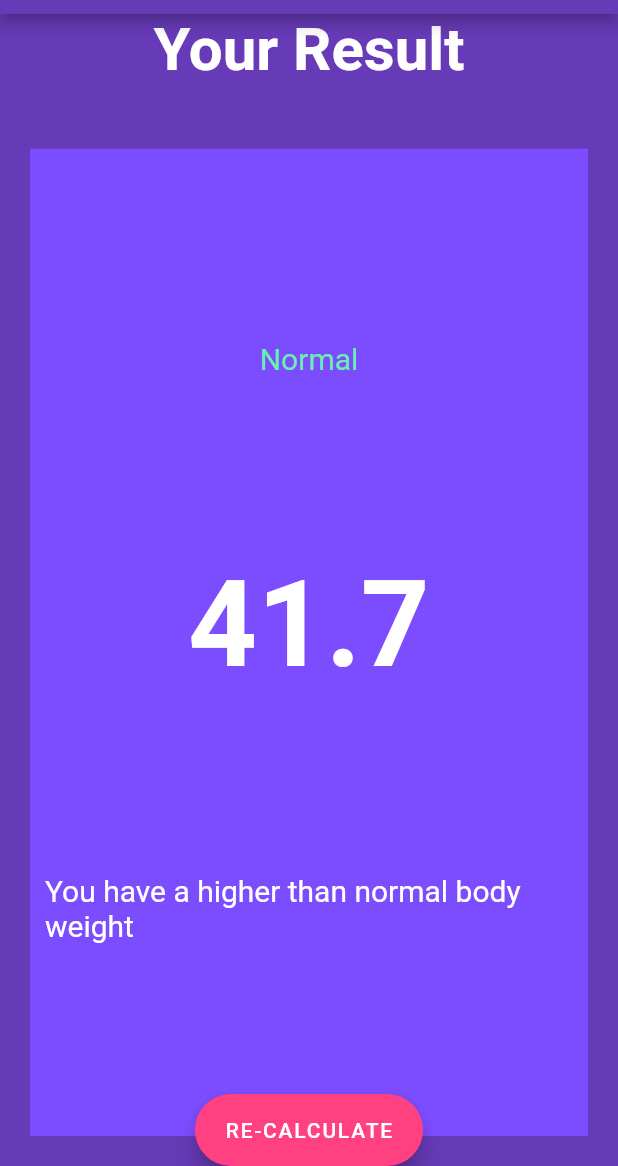
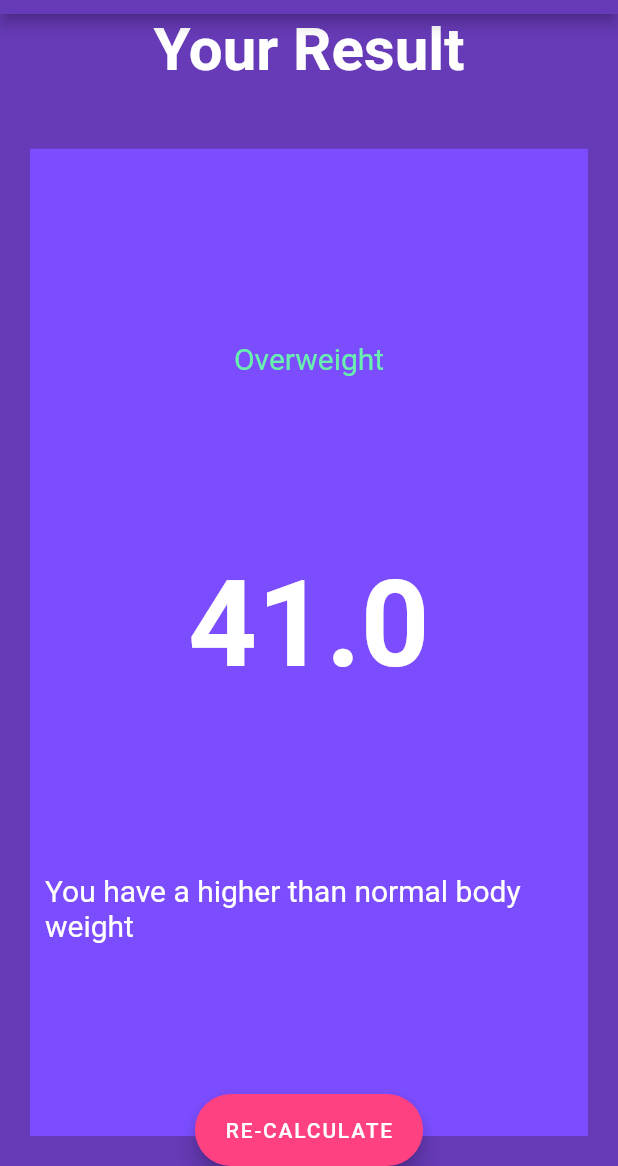
Before and after one commit to ShabanNastya/ST_INTERNSHIP, a Flutter app: the screen it shows after launch, after a tap on "CALCULATE", on a phone screen of 412 x 824 dp, the part 70-1236 px from its top. Run offline on Flutter 3.47's test engine with Material 2 defaults, Android fonts, the phone set to English and light mode, and no system bars; our stand-ins replace audioplayers, font_awesome_flutter.

Commit message:
fix mistakes

```diff
--- a/bmi_calculator/lib/calculateResult.dart
+++ b/bmi_calculator/lib/calculateResult.dart
@@ -4,28 +4,31 @@
   final double height;
   final double weight;
   double result;
-  String status = "Normal";
 
   CalculateResult(
-      {required this.height,
-      required this.weight,
-      required this.result,
-      required this.status});
+      {required this.height, required this.weight, required this.result});
 
   String calculateResult() {
     result = weight / pow(height / 100, 2);
     return result.toStringAsFixed(1);
   }
 
+  String getStatus() {
+    if (result >= 25) {
+      return 'Overweight';
+    } else if (result >= 18.5) {
+      return 'Normal';
+    } else {
+      return 'Underweight';
+    }
+  }
+
   String getDescription() {
     if (result >= 25) {
-      status = 'Overweight';
       return 'You have a higher than normal body weight';
     } else if (result >= 18.5) {
-      status = 'Normal';
       return 'You have a normal body weight';
     } else {
-      status = 'Underweight';
       return 'You have a body weight deficit';
     }
   }
--- a/bmi_calculator/lib/main.dart
+++ b/bmi_calculator/lib/main.dart
@@ -41,7 +41,6 @@
   double height = 120;
   double weight = 60;
   double age = 18;
-  String status = "Normal";
   double result = 0;
 
   @override
@@ -51,8 +50,10 @@
         title: Text(widget.title),
       ),
       body: Column(
+        crossAxisAlignment: CrossAxisAlignment.stretch,
         children: <Widget>[
-          Row(
+          Expanded(
+            child: Row(
               mainAxisAlignment: MainAxisAlignment.center,
               children: <Widget>[
                 GestureDetector(
@@ -63,12 +64,13 @@
                   },
                   child: Container(
                     margin: EdgeInsets.all(10.0),
-                  padding: EdgeInsets.all(20.0),
+                    padding: EdgeInsets.all(30.0),
                     decoration: BoxDecoration(
                         color: selectedGender == Gender.male
                             ? activeColor
                             : inactiveColor),
                     child: Column(
+                      mainAxisAlignment: MainAxisAlignment.center,
                       children: <Widget>[
                         Icon(
                           FontAwesomeIcons.mars,
@@ -88,7 +90,7 @@
                     ),
                   ),
                 ),
-              Padding(padding: EdgeInsets.all(50.0)),
+                Padding(padding: EdgeInsets.all(20.0)),
                 GestureDetector(
                   onTap: () {
                     setState(() {
@@ -97,12 +99,13 @@
                   },
                   child: Container(
                     margin: EdgeInsets.all(10.0),
-                  padding: EdgeInsets.all(20.0),
+                    padding: EdgeInsets.all(30.0),
                     decoration: BoxDecoration(
                         color: selectedGender == Gender.female
                             ? activeColor
                             : inactiveColor),
                     child: Column(
+                      mainAxisAlignment: MainAxisAlignment.center,
                       children: <Widget>[
                         Icon(
                           FontAwesomeIcons.venus,
@@ -124,10 +127,10 @@
                 )
               ],
             ),
-          SizedBox(
-            height: 20.0,
           ),
-          Container(
+          Expanded(
+            child: Container(
+              margin: EdgeInsets.all(20.0),
               child: Column(
                 mainAxisAlignment: MainAxisAlignment.center,
                 crossAxisAlignment: CrossAxisAlignment.center,
@@ -179,12 +182,12 @@
                 ],
               ),
             ),
-          Row(
+          ),
+          Expanded(
+              child: Row(
             mainAxisAlignment: MainAxisAlignment.center,
             children: <Widget>[
               Container(
-                margin: EdgeInsets.all(10.0),
-                padding: EdgeInsets.all(10.0),
                 child: Column(
                   mainAxisAlignment: MainAxisAlignment.center,
                   crossAxisAlignment: CrossAxisAlignment.center,
@@ -195,9 +198,6 @@
                         color: Colors.white30,
                       ),
                     ),
-                    SizedBox(
-                      height: 5.0,
-                    ),
                     Text(
                       weight.toString(),
                       style: TextStyle(
@@ -207,8 +207,6 @@
                       ),
                     ),
                     Row(
-                      mainAxisAlignment: MainAxisAlignment.center,
-                      crossAxisAlignment: CrossAxisAlignment.center,
                       children: <Widget>[
                         RawMaterialButton(
                           child: Icon(Icons.remove, size: 18),
@@ -240,8 +238,6 @@
                 ),
               ),
               Container(
-                margin: EdgeInsets.all(10.0),
-                padding: EdgeInsets.all(10.0),
                 child: Column(
                   mainAxisAlignment: MainAxisAlignment.center,
                   crossAxisAlignment: CrossAxisAlignment.center,
@@ -264,8 +260,6 @@
                       ),
                     ),
                     Row(
-                      mainAxisAlignment: MainAxisAlignment.center,
-                      crossAxisAlignment: CrossAxisAlignment.center,
                       children: <Widget>[
                         RawMaterialButton(
                           child: Icon(Icons.remove, size: 18),
@@ -297,18 +291,19 @@
                 ),
               ),
             ],
-          )
+          )),
+          SizedBox(height: 50.0)
         ],
       ),
       floatingActionButton: FloatingActionButton.extended(
         onPressed: () {
-          CalculateResult calcResult = CalculateResult(
-              height: height, weight: weight, result: result, status: status);
+          CalculateResult calcResult =
+              CalculateResult(height: height, weight: weight, result: result);
           Navigator.push(
               context,
               MaterialPageRoute(
                   builder: (context) => ResultPage(calcResult.calculateResult(),
-                      calcResult.status, calcResult.getDescription())));
+                      calcResult.getStatus(), calcResult.getDescription())));
         },
         label: Text('CALCULATE'),
         backgroundColor: Colors.pinkAccent,
```
Lines whose indentation alone changed are shown as unchanged.
